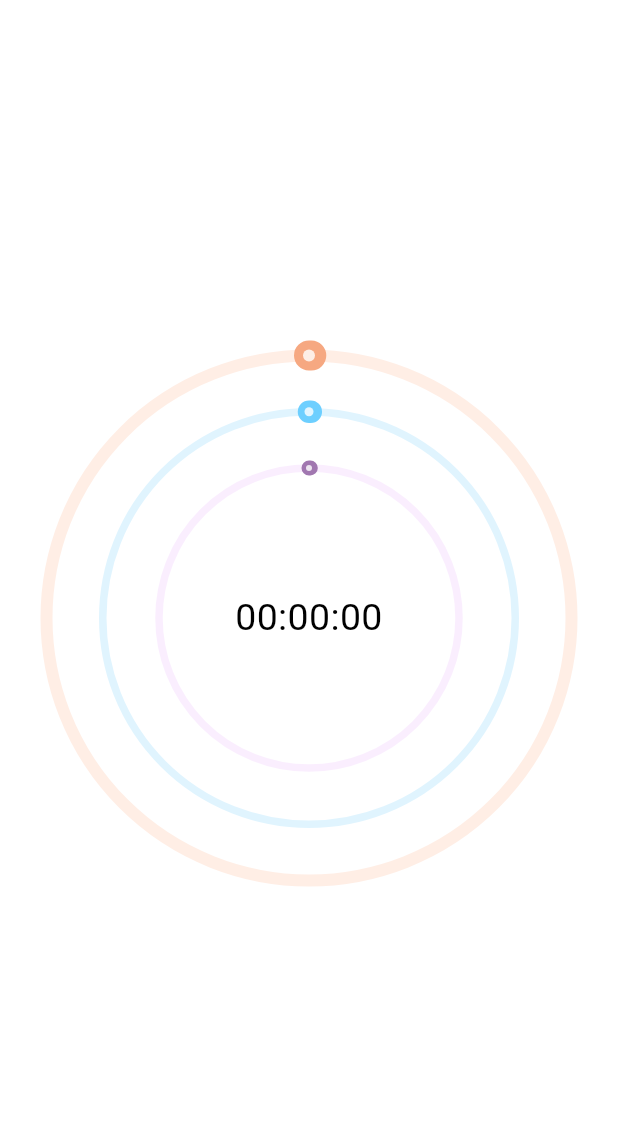
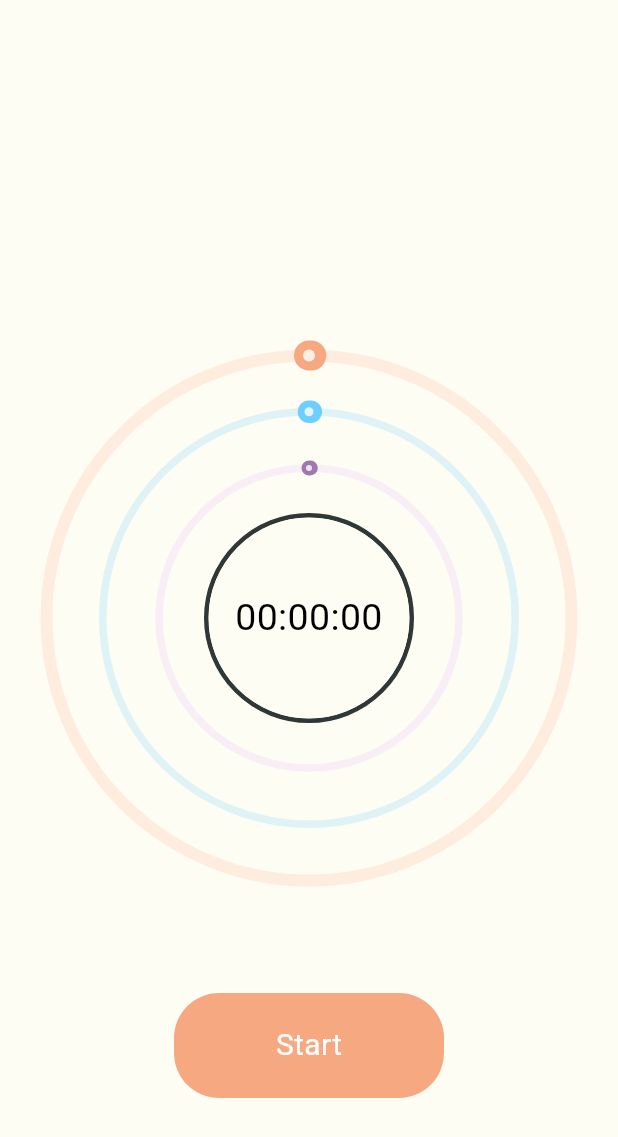
Before and after one commit to Ben-Vollrath/basic-timer-app, a Flutter app: the screen it shows after launch, on a phone screen of 412 x 824 dp. Shown: the top 1137 px of the screen. Run offline on Flutter 3.47's test engine with Material 3 defaults, Android fonts, the light colour scheme and no system bars; drawn by our look-alikes of sleek_circular_slider.

Commit message:
Started new start animation | Added start button and button to circle animation

```diff
--- a/lib/pages/home.dart
+++ b/lib/pages/home.dart
@@ -1,8 +1,7 @@
 // ignore_for_file: prefer_const_constructors
 
-import 'dart:async';
-import 'dart:ffi';
 
+import 'package:basic_timer_app/utils.dart';
 import 'package:flutter/material.dart';
 import 'package:flutter/widgets.dart';
 import 'package:sleek_circular_slider/sleek_circular_slider.dart';
@@ -20,6 +19,7 @@ class HomePage extends StatefulWidget {
 
 class _HomePageState extends State<HomePage> with TickerProviderStateMixin{
   final CountdownTimerService timerService = CountdownTimerService();
+  bool _buttonClicked = false;
 
   late AnimationController fillController;
   late Animation<double> fillAnimation;
@@ -51,13 +51,13 @@ class _HomePageState extends State<HomePage> with TickerProviderStateMixin{
         }
       }
     });
-    CurvedAnimation curveFillAnimation = CurvedAnimation(parent: fillController, curve: Curves.easeInOut);
+    CurvedAnimation curveFillAnimation = CurvedAnimation(parent: fillController, curve: Curves.easeOut);
     fillAnimation = Tween<double>(begin: 0.0, end: 1.0).animate(curveFillAnimation)..addListener(() {
       fillValue.value = fillAnimation.value;
     });
 
     fillBackController = AnimationController(
-      duration: const Duration(seconds: 20),
+      duration: const Duration(seconds: 1),
       vsync: this,
     );
 
@@ -71,7 +71,7 @@ class _HomePageState extends State<HomePage> with TickerProviderStateMixin{
       vsync: this,
     );
 
-    CurvedAnimation curveResetTimerAnimation = CurvedAnimation(parent: resetTimerController, curve: Curves.easeInOut);
+    CurvedAnimation curveResetTimerAnimation = CurvedAnimation(parent: resetTimerController, curve: Curves.fastEaseInToSlowEaseOut);
     resetTimerAnimation = Tween<double>(begin: 0.0, end: 1.0).animate(curveResetTimerAnimation)..addListener(() {
         currentSeconds.value = initialSeconds*(1-resetTimerAnimation.value);
         currentMinutes.value = initialMinutes*(1-resetTimerAnimation.value);
@@ -133,11 +133,26 @@ class _HomePageState extends State<HomePage> with TickerProviderStateMixin{
 
   @override
   Widget build(BuildContext context) {
+    final screenHeight = MediaQuery.of(context).size.height;
     return Scaffold(
-      backgroundColor: Colors.white,
-      body: timer(),
+      backgroundColor: HexColor('#FDFDF4'),
+      body: Stack(
+        alignment: Alignment.center,
+        children: <Widget>[
+          Align(
+            alignment: Alignment.center,
+            child: timer(), // Centered vertically in the stack.
+          ),
+          Positioned(
+            top: screenHeight / 2 + 250, // Adjust the value to position startButton() right below timer()
+            child: startContainer(),
+          ),
+        ],
+      ),
     );
   }
+
+
 
   Center timer() {
     return Center(
@@ -184,7 +199,7 @@ class _HomePageState extends State<HomePage> with TickerProviderStateMixin{
                             appearance: slider_appearance03,
                             innerWidget: (double value) {
                               return Container(
-                              padding: EdgeInsets.all(18),
+                              padding: EdgeInsets.all(35),
                               child: detectStartTimer(),
                             );
                             }
@@ -206,6 +221,7 @@ class _HomePageState extends State<HomePage> with TickerProviderStateMixin{
   }
   GestureDetector detectStartTimer() {
     return GestureDetector(
+
     onTapDown: (details) {
       fillBackController.stop();
 
@@ -232,8 +248,8 @@ class _HomePageState extends State<HomePage> with TickerProviderStateMixin{
       builder: (context, value, child) {
         return FillingContainer(
           progress: value,
-          size: 210,
-          backgroundColor: Colors.white,
+          size: 140,
+          backgroundColor: HexColor('#FDFDF4'),
           progressColor: customColors03.trackColor!,
           child: Center(
             child: Text(
@@ -251,9 +267,31 @@ class _HomePageState extends State<HomePage> with TickerProviderStateMixin{
             );
   }
 
-  @override
-  void dispose() {
-    timerService.cancel();
-    super.dispose();
-  }
+  GestureDetector startContainer() {
+    return GestureDetector(
+      onTap:() {
+        setState(() {
+          _buttonClicked = !_buttonClicked;
+        });
+      },
+      child: AnimatedContainer(
+              duration: Duration(milliseconds: 500),
+              width: _buttonClicked ? 30.0 : 180.0,
+              height: _buttonClicked ? 30.0 : 70.0,
+              decoration: BoxDecoration(
+                color: HexColor('#F6A881'),
+                borderRadius: _buttonClicked ? BorderRadius.circular(35) : BorderRadius.circular(30),
+              ),
+              child: Center(
+                child: Text(
+                  _buttonClicked ? '' : 'Start',
+                  style: TextStyle(
+                    color: Colors.white,
+                    fontSize: 20,
+                  ),
+                ),
+              ),
+            ),
+    );
 }
+}
--- a/lib/widgets/filling_container.dart
+++ b/lib/widgets/filling_container.dart
@@ -1,4 +1,6 @@
 import 'package:flutter/material.dart';
+
+import '../utils.dart';
 
 class FillingContainer extends StatelessWidget {
   final double progress;
@@ -18,7 +20,15 @@ class FillingContainer extends StatelessWidget {
 
   @override
   Widget build(BuildContext context) {
-    return ClipRRect(
+    return Container(
+      decoration: BoxDecoration(
+        borderRadius: BorderRadius.circular(size),
+        border: Border.all(
+          color: HexColor('#1A2123').withOpacity(0.9),
+          width: 3
+        ),
+      ),
+      child: ClipRRect(
         borderRadius: BorderRadius.circular(size),
         child: SizedBox(
           height: size,
@@ -38,6 +48,7 @@ class FillingContainer extends StatelessWidget {
             )
           ]),
         ),
+      ),
     );
   }
 }
```
Lines whose indentation alone changed are shown as unchanged.
